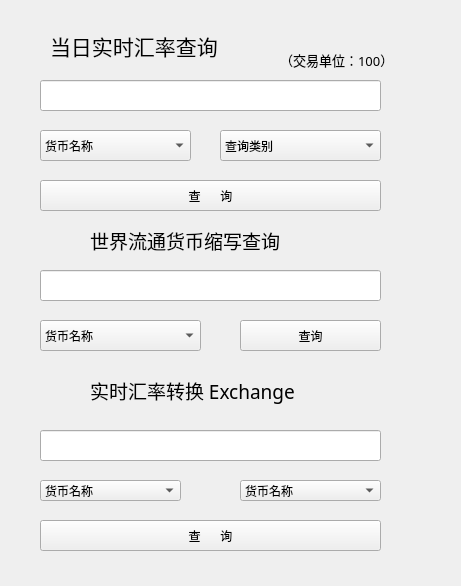
The window that firstMainWin.ui (ylxy123/Exchange-rate-conversion-procedure) describes before a commit, drawn with Qt 5.
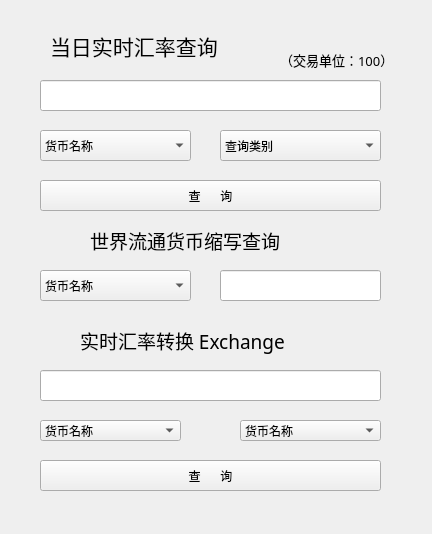
The same window after the commit. Icons and pictures are not drawn.

What changed in the file:
```diff
--- a/firstMainWin.ui
+++ b/firstMainWin.ui
@@ -7,8 +7,8 @@
    <rect>
     <x>0</x>
     <y>0</y>
-    <width>461</width>
-    <height>586</height>
+    <width>432</width>
+    <height>534</height>
    </rect>
   </property>
   <property name="mouseTracking">
@@ -171,9 +171,9 @@
   <widget class="QLineEdit" name="display_bar2">
    <property name="geometry">
     <rect>
-     <x>40</x>
+     <x>220</x>
      <y>270</y>
-     <width>341</width>
+     <width>161</width>
      <height>31</height>
     </rect>
    </property>
@@ -182,8 +182,8 @@
    <property name="geometry">
     <rect>
      <x>40</x>
-     <y>320</y>
-     <width>161</width>
+     <y>270</y>
+     <width>151</width>
      <height>31</height>
     </rect>
    </property>
@@ -638,19 +638,6 @@
     </property>
    </item>
   </widget>
-  <widget class="QPushButton" name="name_inquiry">
-   <property name="geometry">
-    <rect>
-     <x>240</x>
-     <y>320</y>
-     <width>141</width>
-     <height>31</height>
-    </rect>
-   </property>
-   <property name="text">
-    <string>查询</string>
-   </property>
-  </widget>
   <widget class="QLabel" name="label_2">
    <property name="geometry">
     <rect>
@@ -674,7 +661,7 @@
    <property name="geometry">
     <rect>
      <x>180</x>
-     <y>450</y>
+     <y>390</y>
      <width>71</width>
      <height>71</height>
     </rect>
@@ -690,7 +677,7 @@
    <property name="geometry">
     <rect>
      <x>40</x>
-     <y>430</y>
+     <y>370</y>
      <width>341</width>
      <height>31</height>
     </rect>
@@ -700,7 +687,7 @@
    <property name="geometry">
     <rect>
      <x>40</x>
-     <y>480</y>
+     <y>420</y>
      <width>141</width>
      <height>21</height>
     </rect>
@@ -1160,7 +1147,7 @@
    <property name="geometry">
     <rect>
      <x>240</x>
-     <y>480</y>
+     <y>420</y>
      <width>141</width>
      <height>21</height>
     </rect>
@@ -1619,8 +1606,8 @@
   <widget class="QLabel" name="label_4">
    <property name="geometry">
     <rect>
-     <x>90</x>
-     <y>370</y>
+     <x>80</x>
+     <y>320</y>
      <width>291</width>
      <height>41</height>
     </rect>
@@ -1639,7 +1626,7 @@
    <property name="geometry">
     <rect>
      <x>40</x>
-     <y>520</y>
+     <y>460</y>
      <width>341</width>
      <height>31</height>
     </rect>
```
Left out of the diff: 39 changed lines with no effect on the pictures.
